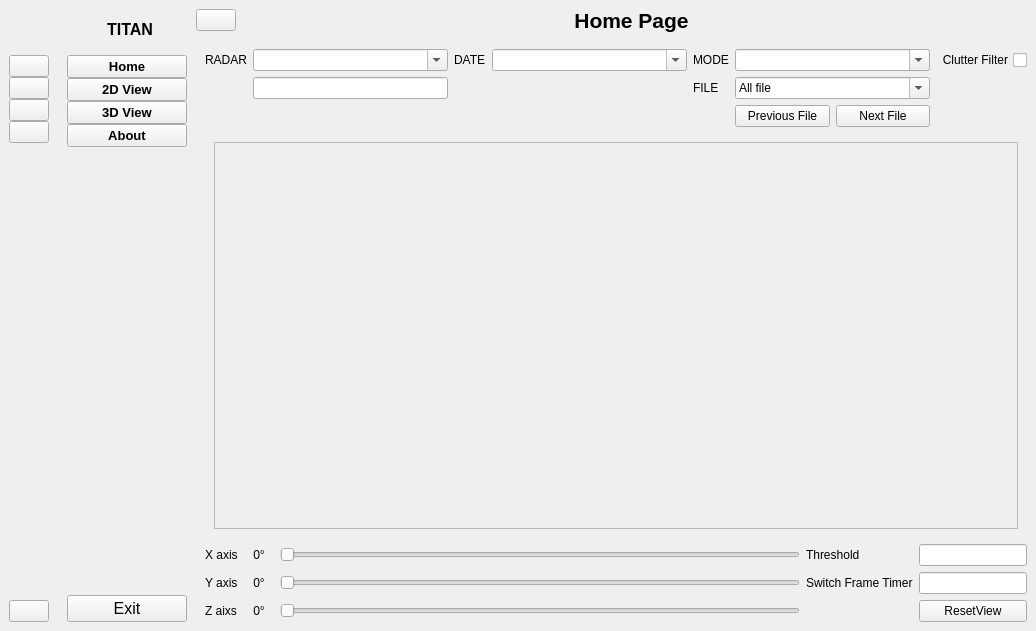
Above: src/Frontend.ui from dangnguyenphuc/storm-visualizer before the change. Below: the same form after it.
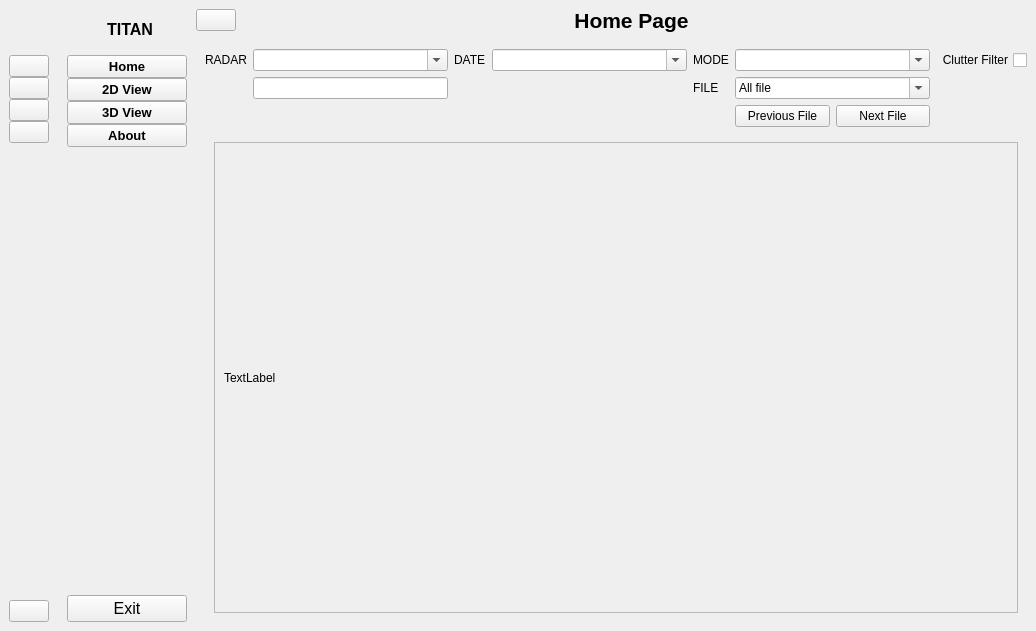
That is the form after the change. Icons and pictures are not drawn.

Commit message: devH - update page 2d, add image

```diff
--- a/src/Frontend.ui
+++ b/src/Frontend.ui
@@ -1003,27 +1003,6 @@
                      <rect>
                       <x>0</x>
                       <y>0</y>
-                      <width>98</width>
-                      <height>28</height>
-                     </rect>
-                    </property>
-                   </widget>
-                  </widget>
-                 </item>
-                </layout>
-               </widget>
-               <widget class="QWidget" name="page_6">
-                <layout class="QGridLayout" name="gridLayout_4">
-                 <item row="0" column="0">
-                  <widget class="QScrollArea" name="scrollArea_2">
-                   <property name="widgetResizable">
-                    <bool>true</bool>
-                   </property>
-                   <widget class="QWidget" name="scrollAreaWidgetContents">
-                    <property name="geometry">
-                     <rect>
-                      <x>0</x>
-                      <y>0</y>
                       <width>796</width>
                       <height>367</height>
                      </rect>
@@ -1031,14 +1010,7 @@
                    </widget>
                   </widget>
                  </item>
-                </layout>
-               </widget>
-              </widget>
-             </item>
-             <item>
-              <layout class="QHBoxLayout" name="horizontalLayout_8"/>
-             </item>
-             <item>
+                 <item row="1" column="0">
               <layout class="QHBoxLayout" name="horizontalLayout_6">
                <item>
                 <layout class="QGridLayout" name="gridLayout_11">
@@ -1196,6 +1168,43 @@
               </layout>
              </item>
             </layout>
+               </widget>
+               <widget class="QWidget" name="page_6">
+                <layout class="QGridLayout" name="gridLayout_4">
+                 <item row="0" column="0">
+                  <widget class="QScrollArea" name="scrollArea_2">
+                   <property name="widgetResizable">
+                    <bool>true</bool>
+                   </property>
+                   <widget class="QWidget" name="scrollAreaWidgetContents">
+                    <property name="geometry">
+                     <rect>
+                      <x>0</x>
+                      <y>0</y>
+                      <width>796</width>
+                      <height>456</height>
+                     </rect>
+                    </property>
+                    <layout class="QVBoxLayout" name="verticalLayout_8">
+                     <item>
+                      <widget class="QLabel" name="view_2d_label">
+                       <property name="text">
+                        <string>TextLabel</string>
+                       </property>
+                      </widget>
+                     </item>
+                    </layout>
+                   </widget>
+                  </widget>
+                 </item>
+                </layout>
+               </widget>
+              </widget>
+             </item>
+             <item>
+              <layout class="QHBoxLayout" name="horizontalLayout_8"/>
+             </item>
+            </layout>
            </item>
           </layout>
          </widget>
```
Left out of the diff: 2 changed lines with no effect on the pictures. Lines whose indentation alone changed are shown as unchanged. The commit also changes 4 other files.
